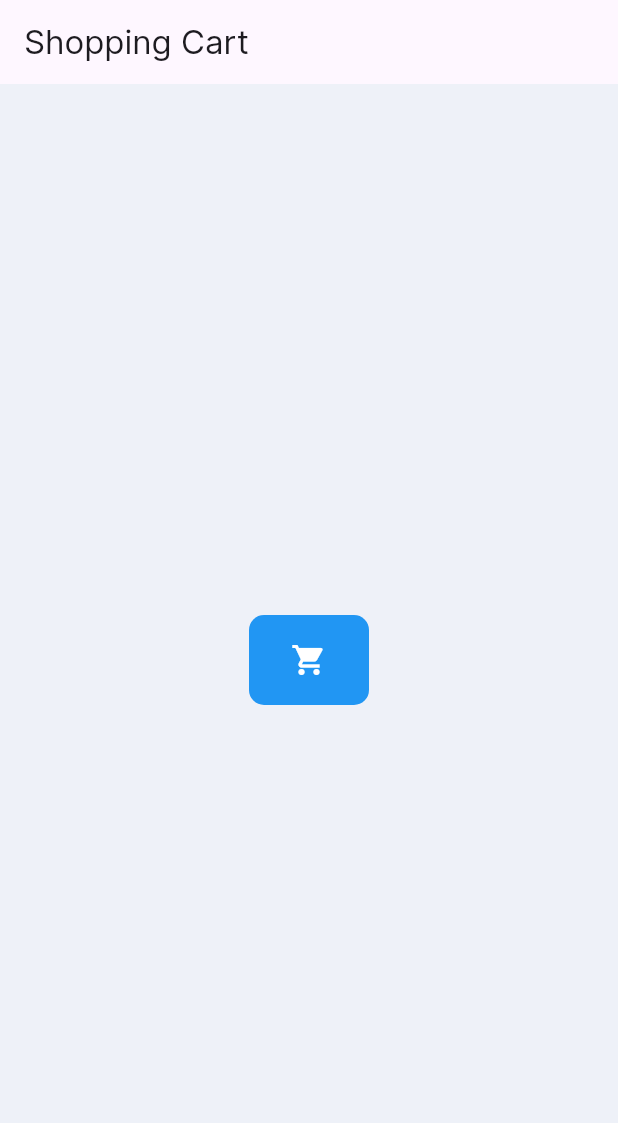
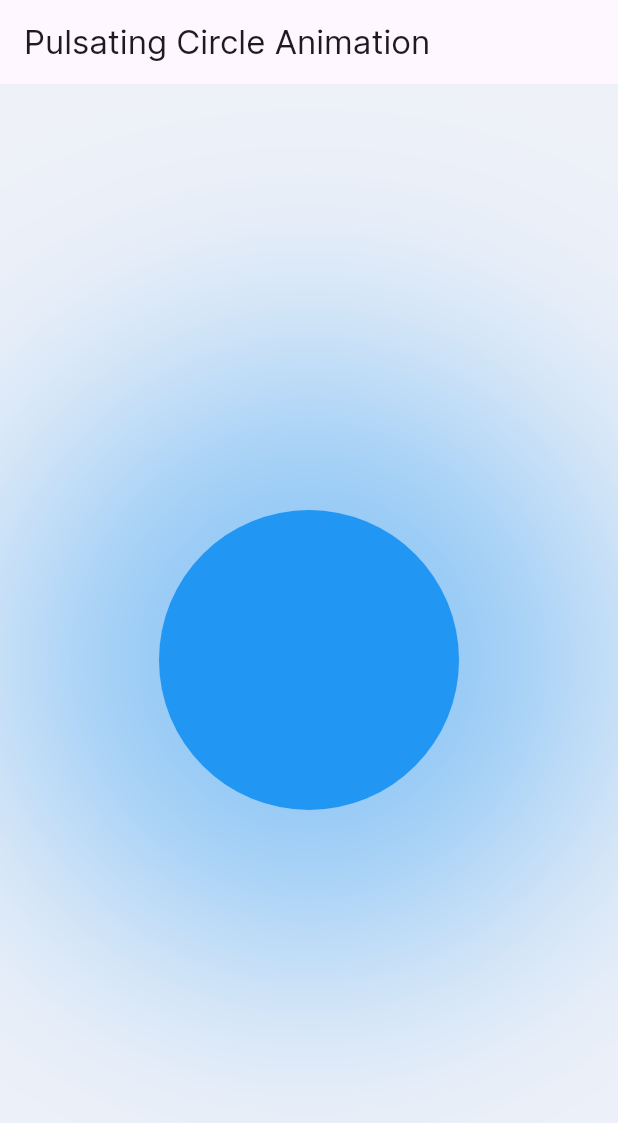
Before and after one commit to Tosin2289/Animation-flutter, a Flutter app: the screen it shows after launch, on a phone screen of 412 x 824 dp. Shown: the top 1123 px of the screen. Run offline on Flutter 3.47's test engine with Material 2 defaults, Android fonts, the phone set to English and light mode, and no system bars; our stand-ins replace flutter_svg, lottie, rive.

Commit message:
implicit animations

```diff
--- a/lib/implicit_examples/animated_tween_animation_builder_example.dart
+++ b/lib/implicit_examples/animated_tween_animation_builder_example.dart
@@ -2,7 +2,6 @@ import 'package:flutter/material.dart';
 
 class PulsatingCircleAnimation extends StatelessWidget {
   const PulsatingCircleAnimation({super.key});
-  final double size = 200;
 
   @override
   Widget build(BuildContext context) {
@@ -11,7 +10,11 @@ class PulsatingCircleAnimation extends StatelessWidget {
         title: const Text('Pulsating Circle Animation'),
       ),
       body: Center(
-        child: Container(
+        child: TweenAnimationBuilder(
+          tween: Tween<double>(begin: 0, end: 200),
+          duration: const Duration(milliseconds: 1500),
+          builder: (context, size, child) {
+            return Container(
               width: size,
               height: size,
               decoration: BoxDecoration(
@@ -25,6 +28,9 @@ class PulsatingCircleAnimation extends StatelessWidget {
                   ),
                 ],
               ),
+              child: child,
+            );
+          },
         ),
       ),
     );
--- a/lib/main.dart
+++ b/lib/main.dart
@@ -1,5 +1,5 @@
 import 'package:flutter/material.dart';
-import 'implicit_examples/animated_shopping_cart_button.dart';
+import 'implicit_examples/animated_tween_animation_builder_example.dart';
 
 void main() {
   runApp(const MyApp());
@@ -28,7 +28,7 @@ class MyApp extends StatelessWidget {
           errorBorder: defaultInputBorder,
         ),
       ),
-      home: const ShoppingCartButton(),
+      home: const PulsatingCircleAnimation(),
     );
   }
 }
```
Lines whose indentation alone changed are shown as unchanged.
